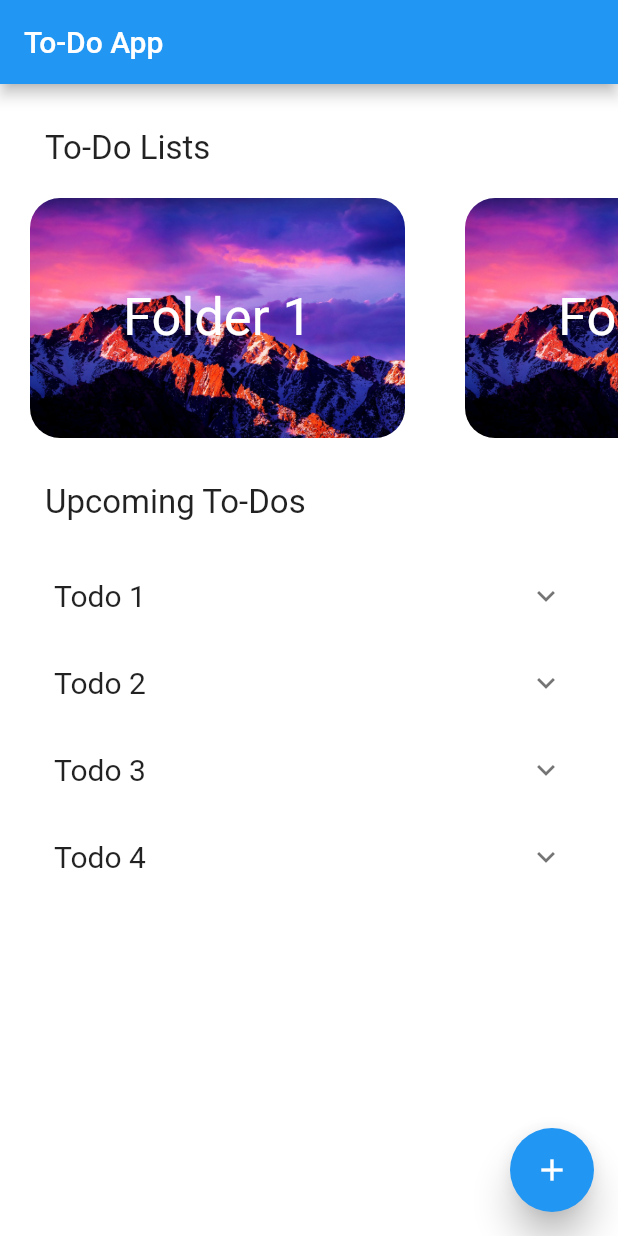
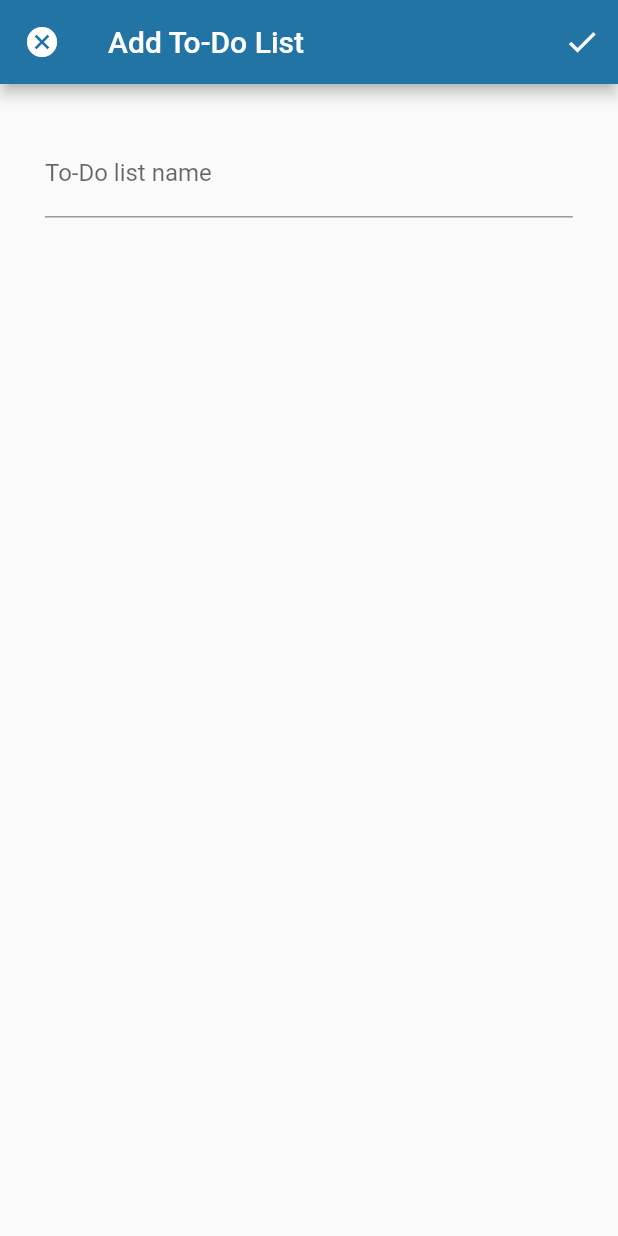
Before and after one commit to Felix-Seip/Flutter-Todo-App, a Flutter app: the screen it shows after launch, after a tap on the "add" icon, on a phone screen of 412 x 824 dp. Run offline on Flutter 3.47's test engine with Material 2 defaults, Android fonts, the phone set to English and light mode, and no system bars.

Commit message:
Added ability to add new items with a custom title. Also changed the layout of the folder screen -> added image that can be changed

```diff
--- a/lib/classes/folder.dart
+++ b/lib/classes/folder.dart
@@ -2,12 +2,17 @@ import 'todo.dart';
 
 class Folder {
   String _title;
+  String _imagePath;
   List<Todo> _todos;
 
-  Folder(this._title, this._todos);
+  Folder(this._title, this._todos, this._imagePath);
 
   String getTitle(){
     return _title;
+  }
+
+  String getImagePath(){
+    return _imagePath;
   }
 
   Todo getTodo(int index){
--- a/lib/main.dart
+++ b/lib/main.dart
@@ -8,10 +8,8 @@ class MyApp extends StatelessWidget {
   @override
   Widget build(BuildContext context) {
     return MaterialApp(
+      theme: ThemeData(primaryColor: Color.fromARGB(255, 34, 116, 165)),
       home: Scaffold(
-        appBar: AppBar(
-          title: Text('To-Do App'),
-        ),
         body: HomeScreen(),
       ),
     );
--- /dev/null
+++ b/lib/screens/add_folder_screen.dart
@@ -0,0 +1,46 @@
+import 'package:flutter/material.dart';
+
+import '../classes/folder.dart';
+import '../classes/todo.dart';
+
+class AddFolderScreen extends StatelessWidget {
+  String _folderTitle;
+
+  @override
+  Widget build(BuildContext context) {
+    return Scaffold(
+      appBar: AppBar(
+        title: Text('Add To-Do List'),
+        leading: IconButton(
+          icon: Icon(Icons.cancel),
+          onPressed: () {
+            Navigator.pop(context);
+          },
+        ),
+        actions: <Widget>[
+          IconButton(
+            icon: Icon(Icons.check),
+            onPressed: () {
+              Navigator.pop(context, Folder(_folderTitle, <Todo>[], "assets/wallpaper.jpg"));
+            },
+          )
+        ],
+      ),
+      body: Container(
+        margin: EdgeInsets.all(30.0),
+        child: Column(
+          children: <Widget>[
+            TextField(
+              decoration: const InputDecoration(
+                labelText: "To-Do list name",
+              ),
+              onChanged: (text) {
+                _folderTitle = text;
+              },
+            )
+          ],
+        ),
+      ),
+    );
+  }
+}
--- a/lib/screens/home_screen.dart
+++ b/lib/screens/home_screen.dart
@@ -4,10 +4,13 @@ import 'dart:math';
 import '../classes/folder.dart';
 import '../classes/todo.dart';
 
+
 import '../widgets/todo_list.dart';
 import '../widgets/folder_item.dart';
 import '../widgets/list_header.dart';
 import '../widgets/folder_list.dart';
+
+import '../screens/add_folder_screen.dart';
 
 class HomeScreen extends StatefulWidget {
   @override
@@ -26,29 +29,27 @@ class _HomeScreenState extends State<HomeScreen> {
   }
 
   List<FolderItem> _items = <FolderItem>[
-    FolderItem(Folder('Folder 1',
-        <Todo>[Todo('Todo 1', DateTime.now(), 'This is an example todo')])),
-    FolderItem(Folder('Folder 2', <Todo>[
-      Todo('Todo 2', DateTime.now(), 'This is another example todo')
-    ])),
-    FolderItem(Folder('Folder 3', <Todo>[
-      Todo('Todo 3', DateTime.now(), 'This is another example todo')
-    ])),
-    FolderItem(Folder('Folder 4', <Todo>[
-      Todo('Todo 4', DateTime.now(), 'This is another example todo')
-    ])),
+    FolderItem(Folder(
+        'Folder 1',
+        <Todo>[Todo('Todo 1', DateTime.now(), 'This is an example todo')],
+        "assets/wallpaper.jpg")),
+    FolderItem(Folder(
+        'Folder 2',
+        <Todo>[Todo('Todo 2', DateTime.now(), 'This is another example todo')],
+        "assets/wallpaper.jpg")),
+    FolderItem(Folder(
+        'Folder 3',
+        <Todo>[Todo('Todo 3', DateTime.now(), 'This is another example todo')],
+        "assets/wallpaper.jpg")),
+    FolderItem(Folder(
+        'Folder 4',
+        <Todo>[Todo('Todo 4', DateTime.now(), 'This is another example todo')],
+        "assets/wallpaper.jpg")),
   ];
 
-  void addFolder() {
-    setState(() {
-      int folderNum = random.nextInt(10);
-      _items.insert(
-          _items.length - 1, FolderItem(Folder('Folder $folderNum', <Todo>[])));
-    });
-    print(_items);
-  }
+  List<Widget> _appBarActions = <Widget>[];
 
-  List<Todo> getAllTodos() {
+  List<Todo> _getAllTodos() {
     List<Todo> todos = <Todo>[];
     for (int i = 0; i < _items.length; i++) {
       if (_items[i].getFolder().getAllTodos().length == 0) {
@@ -59,6 +60,18 @@ class _HomeScreenState extends State<HomeScreen> {
     return todos;
   }
 
+  void _addFolder() async {
+    final Folder folder = await Navigator.push(
+      context,
+      MaterialPageRoute(builder: (context) => AddFolderScreen()),
+    );
+    if (folder != null) {
+      setState(() {
+        _items.add(FolderItem(folder));
+      });
+    }
+  }
+
   @override
   Widget build(BuildContext context) {
     return Container(
@@ -67,12 +80,17 @@ class _HomeScreenState extends State<HomeScreen> {
         borderRadius: BorderRadius.all(Radius.circular(100.0)),
       ),
       child: Scaffold(
+        appBar: AppBar(
+          title: Text('To-Do App'),
+          actions: _appBarActions,
+        ),
         floatingActionButton: FloatingActionButton(
           child: const Icon(Icons.add),
           elevation: 10,
           onPressed: () {
-                addFolder();
+            _addFolder();
           },
+          backgroundColor: Color.fromARGB(255, 34, 116, 165),
         ),
         body: Container(
           decoration: new BoxDecoration(
@@ -80,13 +98,15 @@ class _HomeScreenState extends State<HomeScreen> {
           ),
           child: Column(
             children: <Widget>[
+              ListHeader('To-Do Lists', EdgeInsets.fromLTRB(30.0, 30.0, 0, 0)),
+              FolderList(_items),
               ListHeader(
-                        'To-Do Lists', EdgeInsets.fromLTRB(30.0, 30.0, 0, 0)),
-                    FolderList(_items),
-                    ListHeader('Upcoming To-Dos',
-                        EdgeInsets.fromLTRB(30.0, 10.0, 20.0, 0)),
-                    TodoList(getAllTodos(), Alignment.center)
+                  'Upcoming To-Dos', EdgeInsets.fromLTRB(30.0, 10.0, 20.0, 0)),
+              TodoList(_getAllTodos(), Alignment.center)
             ],
-                ))));
+          ),
+        ),
+      ),
+    );
   }
 }
--- a/lib/widgets/folder_list.dart
+++ b/lib/widgets/folder_list.dart
@@ -2,11 +2,18 @@ import 'package:flutter/material.dart';
 import '../widgets/folder_item.dart';
 import '../screens/folder_screen.dart';
 
-class FolderList extends StatelessWidget {
+class FolderList extends StatefulWidget {
   final List<FolderItem> _items;
 
   const FolderList(this._items);
 
+  @override
+  State<StatefulWidget> createState() {
+    return _FolderListState();
+  }
+}
+
+class _FolderListState extends State<FolderList> {
   @override
   Widget build(BuildContext context) {
     return Align(
@@ -15,20 +22,22 @@ class FolderList extends StatelessWidget {
         height: 200.0,
         child: ListView.builder(
           scrollDirection: Axis.horizontal,
-                itemCount: _items.length,
+          itemCount: widget._items.length,
           itemBuilder: (BuildContext context, int index) {
             return GestureDetector(
-                    child: _items[index],
+              child: widget._items[index],
               onTap: () {
-                      print('tapped $index');
                 Navigator.push(
                   context,
                   MaterialPageRoute(
                       builder: (context) =>
-                                FolderScreen(_items[index].getFolder())),
+                          FolderScreen(widget._items[index].getFolder())),
                 );
               },
             );
-                })));
+          },
+        ),
+      ),
+    );
   }
 }
--- a/lib/widgets/todo_list.dart
+++ b/lib/widgets/todo_list.dart
@@ -10,11 +10,17 @@ class TodoList extends StatelessWidget {
 
   @override
   Widget build(BuildContext context) {
-    return Align(
+    return Expanded(
+      child: Align(
         alignment: _alignment,
         child: Container(
-            height: 250.0,
-            margin: EdgeInsets.all(20.0),
+          decoration: BoxDecoration(
+            color: Colors.white,
+            borderRadius: BorderRadius.all(
+              Radius.circular(10.0),
+            ),
+          ),
+          margin: EdgeInsets.fromLTRB(20.0, 20.0, 20.0, 0.0),
           child: ListView.builder(
             scrollDirection: Axis.vertical,
             itemCount: _todos.length,
@@ -25,6 +31,10 @@ class TodoList extends StatelessWidget {
                   print('tapped $index');
                 },
               );
-                })));
+            },
+          ),
+        ),
+      ),
+    );
   }
 }
```
Also changed, not shown: lib/classes/app_bar_action.dart (added, +8 -0 lines), lib/screens/folder_screen.dart (+60 -6 lines). Lines whose indentation alone changed are shown as unchanged.
